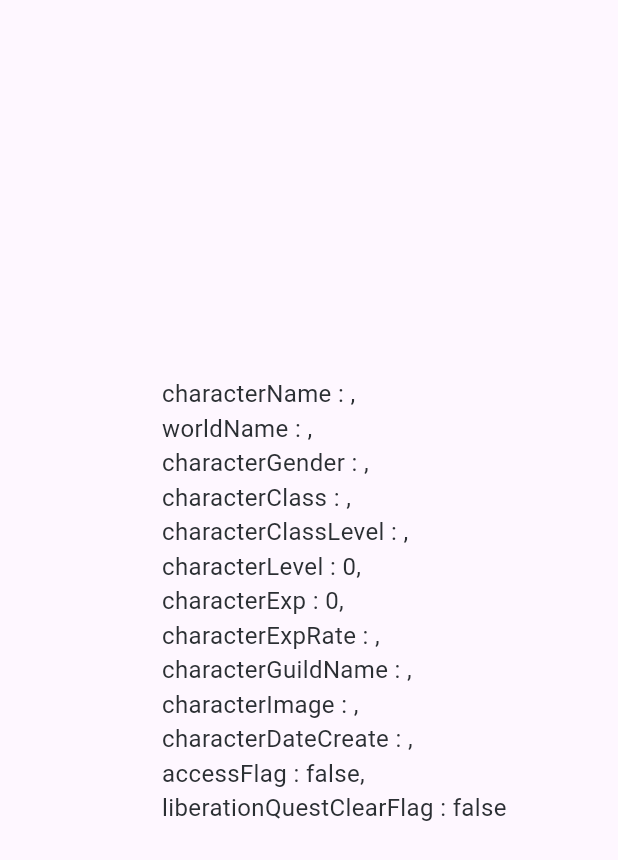
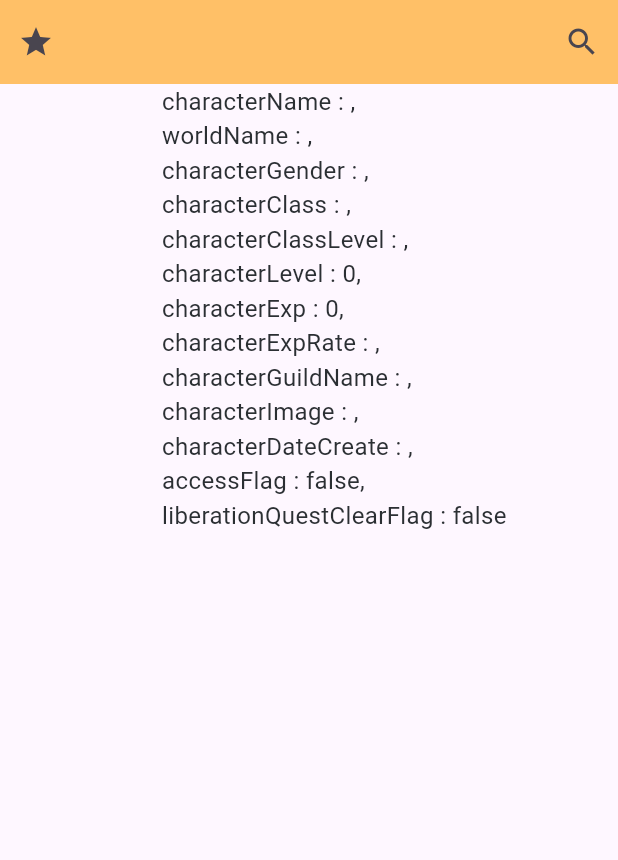
Before and after one commit to dohy-9443/subject, a Flutter app: the HomeSuccessWidget widget shown alone on an empty page, opened directly with empty values, on a phone screen of 412 x 824 dp. Shown: the top 860 px of the screen. Run offline on Flutter 3.47's test engine with Material 3 defaults, Android fonts, the phone set to English and light mode, and no system bars; our stand-ins replace animated_text_kit, auto_size_text, bloc, dio, equatable, flutter_bloc and 9 more; accounts and stored records are empty; generated files the repository leaves out were written again; network calls fail.

Commit message:
design : app bar add

```diff
--- a/maple_story_book/lib/app/presentation/home/components/home_success_widget.dart
+++ b/maple_story_book/lib/app/presentation/home/components/home_success_widget.dart
@@ -40,8 +40,26 @@ class HomeSuccessWidget extends StatelessWidget {
       liberationQuestClearFlag,
     ) = BasicInfo.getCharacterInfo(basicInfo);
 
-    return Center(
-      child: MSText.basic(
+    return MSBaseBuildWidget(
+      appBar: MSAppBar(
+        title: characterName,
+        isBoxShadow: false,
+        leading: IconButton(
+          onPressed: () {
+            /// TODO : 즐겨찾기 리스트 페이지로 이동, 즐겨찾기를 해놓지 않았다면 alert 또는 toast 메시지
+          },
+          icon: Icon(Icons.star)
+        ),
+        actions: [
+          IconButton(
+            onPressed: () {
+              /// TODO : 검색 페이지로 이동
+            },
+            icon: Icon(Icons.search)
+          )
+        ],
+      ),
+      body: MSText.basic(
         """
         characterName : $characterName,
         worldName : $worldName,
--- a/maple_story_book/lib/tool/widget/maple_story_app_bar.dart
+++ b/maple_story_book/lib/tool/widget/maple_story_app_bar.dart
@@ -9,6 +9,7 @@ class MSAppBar extends StatelessWidget {
   final Widget? bottom;
   final Color backgroundColor;
   final Color bottomBackgroundColor;
+  final bool isBoxShadow;
 
   const MSAppBar({
     super.key,
@@ -18,6 +19,7 @@ class MSAppBar extends StatelessWidget {
     this.bottom,
     this.backgroundColor = ColorName.mainAccent,
     this.bottomBackgroundColor = ColorName.lightGray2,
+    this.isBoxShadow = true,
   });
 
   @override
@@ -25,13 +27,13 @@ class MSAppBar extends StatelessWidget {
     return Container(
       decoration: BoxDecoration(
         color: backgroundColor,
-        boxShadow: const [
+        boxShadow: isBoxShadow ? const [
           BoxShadow(
             color: Colors.black12,
             offset: Offset(0, 4),
             blurRadius: 4,
           ),
-        ],
+        ] : null,
       ),
       child: SafeArea(
         child: Column(
```
